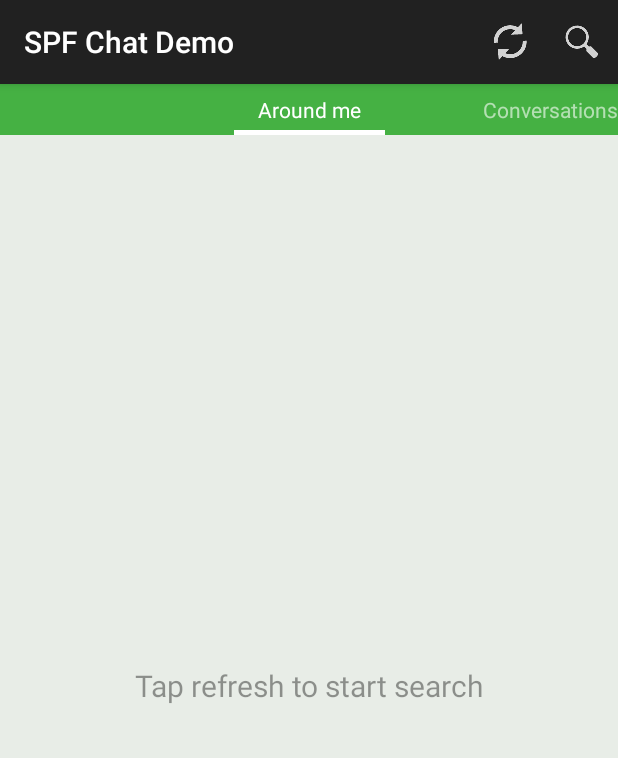
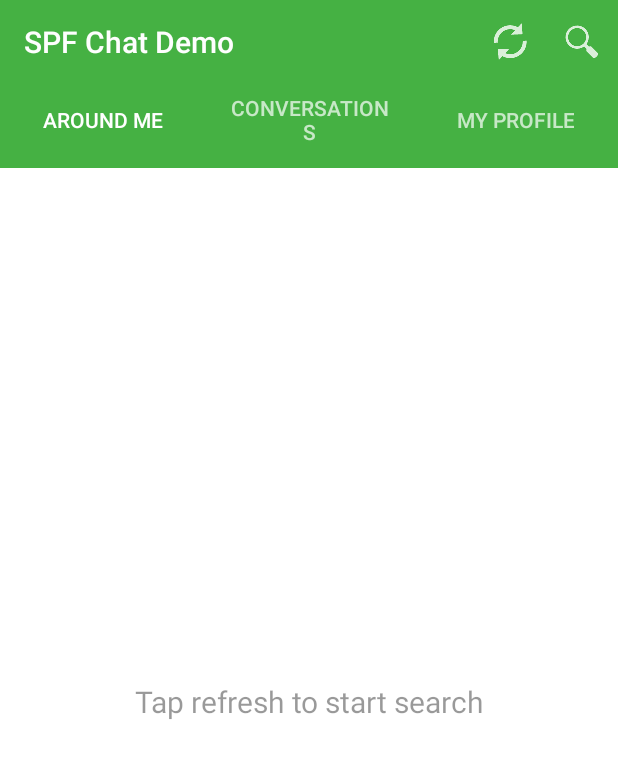
Before and after one commit to Ks89/SPF2ChatDemo, an Android app: the screen it shows after launch (MainActivity), on a phone screen of 412 x 824 dp. Shown: the top 758 px of the screen. Run offline under Robolectric (Android 15) with nearby library versions, the light colour scheme and no system bars; our stand-ins replace ButterKnife; pictures from the network do not load; 6 statements that could not run were skipped.

Commit message:
GUI is now in Material Design with toolbar, tablayout and so on

```diff
--- a/sPFChatDemo/build.gradle
+++ b/sPFChatDemo/build.gradle
@@ -46,4 +46,6 @@ dependencies {
     compile 'com.android.support:appcompat-v7:23.1.0'
     compile 'com.android.support:support-v4:23.1.0'
     compile 'com.android.support:design:23.1.0'
+
+    compile 'com.jakewharton:butterknife:7.0.1'
 }
--- a/sPFChatDemo/src/main/AndroidManifest.xml
+++ b/sPFChatDemo/src/main/AndroidManifest.xml
@@ -12,8 +12,7 @@
         <activity
             android:name=".MainActivity"
             android:icon="@drawable/activity_icon"
-            android:label="@string/app_name"
-            android:theme="@style/PlainActionBar">
+            android:label="@string/app_name">
             <intent-filter>
                 <action android:name="android.intent.action.MAIN" />
 
--- a/sPFChatDemo/src/main/java/it/polimi/spf/demo/chat/MainActivity.java
+++ b/sPFChatDemo/src/main/java/it/polimi/spf/demo/chat/MainActivity.java
@@ -21,31 +21,34 @@
 package it.polimi.spf.demo.chat;
 
 import android.content.ComponentName;
-import android.content.Context;
 import android.content.DialogInterface;
 import android.os.Bundle;
 import android.os.Handler;
 import android.os.Looper;
+import android.support.design.widget.TabLayout;
 import android.support.v4.app.Fragment;
 import android.support.v4.app.FragmentManager;
 import android.support.v4.app.FragmentPagerAdapter;
 import android.support.v4.view.ViewPager;
 import android.support.v7.app.AlertDialog;
-import android.support.v7.app.AppCompatActivity;
+import android.support.v7.widget.Toolbar;
 import android.util.Log;
 import android.view.Menu;
 import android.widget.Toast;
 
+import java.util.Locale;
 import java.util.Observable;
 import java.util.Observer;
 
+import butterknife.Bind;
+import butterknife.ButterKnife;
 import it.polimi.spf.lib.SPFPermissionManager;
 import it.polimi.spf.lib.services.SPFServiceRegistry;
 import it.polimi.spf.shared.model.Permission;
 import it.polimi.spf.shared.model.SPFActivity;
 import it.polimi.spf.shared.model.SPFError;
 
-public class MainActivity extends AppCompatActivity {
+public class MainActivity extends ToolbarActivity {
 
     private static final String TAG = "MainActivity";
     private final Handler uiHandler = new Handler(Looper.getMainLooper());
@@ -57,17 +60,61 @@ public class MainActivity extends AppCompatActivity {
         }
     };
 
+    @Bind(R.id.tab_layout)
+    TabLayout tabLayout;
+    @Bind(R.id.view_pager)
+    ViewPager mViewPager;
+    @Bind(R.id.toolbar)
+    Toolbar toolbar;
+
+
     @Override
     protected void onCreate(Bundle savedInstanceState) {
         super.onCreate(savedInstanceState);
         setContentView(R.layout.activity_main);
 
+        ButterKnife.bind(this);
+
+        super.setupToolbar(toolbar, R.string.app_name, R.color.toolbar_text_color);
+
         SPFPermissionManager.get().requirePermission(Permission.READ_LOCAL_PROFILE,
                 Permission.READ_REMOTE_PROFILES, Permission.SEARCH_SERVICE, Permission.REGISTER_SERVICES,
                 Permission.ACTIVITY_SERVICE);
 
-        ViewPager pager = (ViewPager) findViewById(R.id.main_pager);
-        pager.setAdapter(new MainPagerAdapter(this, getSupportFragmentManager()));
+
+        String[] mPageTitles = this.getResources().getStringArray(R.array.main_section_titles);
+
+        tabLayout.removeAllTabs();
+        tabLayout.addTab(tabLayout.newTab().setText(mPageTitles[0].toUpperCase(Locale.getDefault())));
+        tabLayout.addTab(tabLayout.newTab().setText(mPageTitles[1].toUpperCase(Locale.getDefault())));
+        tabLayout.addTab(tabLayout.newTab().setText(mPageTitles[2].toUpperCase(Locale.getDefault())));
+
+        MainPagerAdapter mPagerAdapter = new MainPagerAdapter(getSupportFragmentManager(), tabLayout.getTabCount());
+
+        mViewPager.setAdapter(mPagerAdapter);
+        mViewPager.addOnPageChangeListener(new TabLayout.TabLayoutOnPageChangeListener(tabLayout));
+        tabLayout.setOnTabSelectedListener(new TabLayout.OnTabSelectedListener() {
+            @Override
+            public void onTabSelected(TabLayout.Tab tab) {
+                mViewPager.setCurrentItem(tab.getPosition());
+            }
+
+            @Override
+            public void onTabUnselected(TabLayout.Tab tab) {
+            }
+
+            @Override
+            public void onTabReselected(TabLayout.Tab tab) {
+            }
+        });
+
+        tabLayout.post(new Runnable() {
+            @Override
+            public void run() {
+                tabLayout.setTabMode(TabLayout.MODE_FIXED);
+                tabLayout.setTabGravity(TabLayout.GRAVITY_FILL);
+            }
+        });
 
         Log.d(TAG, "ServiceComponentName: \"" + new ComponentName(this, ProximityServiceImpl.class).flattenToString() + "\"");
 
@@ -157,14 +204,11 @@ public class MainActivity extends AppCompatActivity {
     }
 
     private static class MainPagerAdapter extends FragmentPagerAdapter {
+        private int mNumOfTabs;
 
-        private final static int PAGE_COUNT = 3;
-
-        private final String[] mPageTitles;
-
-        private MainPagerAdapter(Context c, FragmentManager fm) {
+        private MainPagerAdapter(FragmentManager fm, int mNumOfTabs) {
             super(fm);
-            this.mPageTitles = c.getResources().getStringArray(R.array.main_section_titles);
+            this.mNumOfTabs = mNumOfTabs;
         }
 
         @Override
@@ -178,18 +222,13 @@ public class MainActivity extends AppCompatActivity {
                     return ProfileFragment.forSelfProfile();
 
                 default:
-                    throw new IndexOutOfBoundsException("Requested page " + i + ", total " + PAGE_COUNT);
+                    throw new IndexOutOfBoundsException("Requested page " + i + ", total " + mNumOfTabs);
             }
         }
 
         @Override
-        public CharSequence getPageTitle(int position) {
-            return mPageTitles[position];
-        }
-
-        @Override
         public int getCount() {
-            return PAGE_COUNT;
+            return mNumOfTabs;
         }
     }
 }
--- /dev/null
+++ b/sPFChatDemo/src/main/java/it/polimi/spf/demo/chat/ToolbarActivity.java
@@ -0,0 +1,48 @@
+/*
+ * Copyright 2015 Stefano Cappa
+ *
+ * This file is part of SPF.
+ *
+ * SPF is free software: you can redistribute it and/or modify it under the
+ * terms of the GNU Lesser General Public License as published by the Free
+ * Software Foundation, either version 3 of the License, or (at your option)
+ * any later version.
+ *
+ * SPF is distributed in the hope that it will be useful, but WITHOUT ANY
+ * WARRANTY; without even the implied warranty of MERCHANTABILITY or FITNESS
+ * FOR A PARTICULAR PURPOSE. See the GNU Lesser General Public License for
+ * more details.
+ *
+ * You should have received a copy of the GNU Lesser General Public License
+ * along with SPF.  If not, see <http://www.gnu.org/licenses/>.
+ *
+ */
+package it.polimi.spf.demo.chat;
+
+import android.support.v7.app.AppCompatActivity;
+import android.support.v7.widget.Toolbar;
+
+/**
+ * Created by Stefano Cappa on 19/10/15.
+ */
+public abstract class ToolbarActivity extends AppCompatActivity {
+
+    protected void setupToolbar(Toolbar toolbar, int titleStringId, int colorId) {
+        if (toolbar != null) {
+            toolbar.setTitle(this.getResources().getString(titleStringId));
+            toolbar.setTitleTextColor(this.getResources().getColor(colorId));
+            this.setSupportActionBar(toolbar);
+        }
+    }
+
+    protected void setupToolbarWithHomeIcon(Toolbar toolbar, int titleStringId, int colorId) {
+        if (toolbar != null) {
+            toolbar.setTitle(this.getResources().getString(titleStringId));
+            toolbar.setTitleTextColor(this.getResources().getColor(colorId));
+            this.setSupportActionBar(toolbar);
+            if (getSupportActionBar() != null) {
+                getSupportActionBar().setDisplayHomeAsUpEnabled(true);
+            }
+        }
+    }
+}
--- a/sPFChatDemo/src/main/res/drawable/actionbar_background.xml
+++ b/sPFChatDemo/src/main/res/drawable/actionbar_background.xml
@@ -1,8 +1,8 @@
 <?xml version="1.0" encoding="utf-8"?>
-<layer-list xmlns:android="http://schemas.android.com/apk/res/android" >
+<layer-list xmlns:android="http://schemas.android.com/apk/res/android">
     <item>
         <shape>
-            <solid android:color="@color/highlight" />
+            <solid android:color="@color/green" />
         </shape>
     </item>
     <item>
@@ -10,7 +10,7 @@
             android:insetBottom="0dp"
             android:insetLeft="-2dp"
             android:insetRight="-2dp"
-            android:insetTop="-2dp" >
+            android:insetTop="-2dp">
             <shape>
                 <stroke
                     android:width="2dp"
--- a/sPFChatDemo/src/main/res/drawable/unread_count_background.xml
+++ b/sPFChatDemo/src/main/res/drawable/unread_count_background.xml
@@ -2,6 +2,6 @@
 <shape xmlns:android="http://schemas.android.com/apk/res/android"
     android:shape="oval" >
 
-    <solid android:color="@color/highlight" />
+    <solid android:color="@color/green" />
 
 </shape>
--- a/sPFChatDemo/src/main/res/layout/activity_main.xml
+++ b/sPFChatDemo/src/main/res/layout/activity_main.xml
@@ -3,23 +3,25 @@
     android:layout_width="match_parent"
     android:layout_height="match_parent"
     android:orientation="vertical"
-    tools:context=".MainActivity" >
+    tools:context=".MainActivity">
+
+    <include layout="@layout/toolbar" />
+
+    <android.support.design.widget.TabLayout
+        android:id="@+id/tab_layout"
+        android:layout_width="match_parent"
+        android:layout_height="wrap_content"
+        android:layout_gravity="center_horizontal"
+        android:background="@color/tab_background"
+        android:maxHeight="5dp"
+        android:minHeight="?attr/actionBarSize"
+        android:textColor="@color/tab_foreground"
+        android:theme="@style/ThemeOverlay.AppCompat.Dark.ActionBar" />
 
     <android.support.v4.view.ViewPager
-        android:id="@+id/main_pager"
+        android:id="@+id/view_pager"
         android:layout_width="match_parent"
-        android:layout_height="0dp"
-        android:layout_weight="1" >
-
-        <android.support.v4.view.PagerTabStrip
-            android:id="@+id/pager_tab_strip"
-            android:layout_width="match_parent"
-            android:layout_height="wrap_content"
-            android:layout_gravity="top"
-            android:background="@color/highlight"
-            android:paddingBottom="7dp"
-            android:paddingTop="7dp"
-            android:textColor="#fff" />
-    </android.support.v4.view.ViewPager>
+        android:layout_height="match_parent"
+        android:background="@android:color/white" />
 
 </LinearLayout>
--- a/sPFChatDemo/src/main/res/layout/fragment_people.xml
+++ b/sPFChatDemo/src/main/res/layout/fragment_people.xml
@@ -1,24 +1,21 @@
 <?xml version="1.0" encoding="utf-8"?>
-
 <LinearLayout xmlns:android="http://schemas.android.com/apk/res/android"
-              android:orientation="vertical"
-              android:layout_width="match_parent"
-              android:background="@color/darker_background"
-              android:layout_height="match_parent">
+    android:layout_width="match_parent"
+    android:layout_height="match_parent"
+    android:orientation="vertical">
 
     <ListView
         android:id="@+id/people_list"
         android:layout_width="match_parent"
         android:layout_height="match_parent"
-        android:visibility="gone"/>
+        android:visibility="gone" />
 
     <TextView
+        android:id="@+id/people_list_empty"
         style="@style/emptyMessage"
-        android:id="@+id/people_list_empty"
         android:layout_width="match_parent"
         android:layout_height="match_parent"
-        android:text="@string/people_search_intro"
         android:gravity="center"
-        />
+        android:text="@string/people_search_intro" />
 
 </LinearLayout>
--- a/sPFChatDemo/src/main/res/layout/fragment_profile.xml
+++ b/sPFChatDemo/src/main/res/layout/fragment_profile.xml
@@ -3,7 +3,6 @@
 <LinearLayout xmlns:android="http://schemas.android.com/apk/res/android"
               android:orientation="vertical"
               android:padding="40dp"
-              android:background="@color/darker_background"
               android:layout_width="match_parent"
               android:layout_height="match_parent">
 
--- /dev/null
+++ b/sPFChatDemo/src/main/res/layout/toolbar.xml
@@ -0,0 +1,11 @@
+<?xml version="1.0" encoding="utf-8"?>
+<merge xmlns:android="http://schemas.android.com/apk/res/android">
+
+    <android.support.v7.widget.Toolbar
+        xmlns:app="http://schemas.android.com/apk/res-auto"
+        android:id="@+id/toolbar"
+        android:layout_width="match_parent"
+        android:layout_height="wrap_content"
+        android:minHeight="?attr/actionBarSize"
+        app:theme="@style/MyToolbarTheme" />
+</merge>
--- a/sPFChatDemo/src/main/res/values/colors.xml
+++ b/sPFChatDemo/src/main/res/values/colors.xml
@@ -1,4 +1,11 @@
 <resources>
-    <color name="highlight">#45b143</color>
-    <color name="darker_background">#e8ede7</color>
+    <color name="green">#45b143</color>
+    <color name="gray_main">#FF68676D</color>
+    <color name="white_main">#FFFEFEFE</color>
+    <color name="mid_black">#252525</color>
+
+    <color name="tab_background">@color/green</color>
+    <color name="tab_foreground">@color/white_main</color>
+    <color name="toolbar_background">@color/green</color>
+    <color name="toolbar_text_color">@color/white_main</color>
 </resources>
--- a/sPFChatDemo/src/main/res/values/styles.xml
+++ b/sPFChatDemo/src/main/res/values/styles.xml
@@ -3,15 +3,31 @@
     <!-- Base application theme. -->
     <style name="AppTheme" parent="AppTheme.Base" />
 
-    <!-- Base application theme. -->
-    <style name="AppTheme.Base" parent="Theme.AppCompat.Light.DarkActionBar">
-        <item name="android:actionBarStyle">@style/MyActionBar</item>
-        <item name="android:windowContentOverlay">@drawable/actionbar_background</item>
+    <style name="AppTheme.Base" parent="Theme.AppCompat.Light.NoActionBar">
+        <!-- Customize your theme here. -->
+        <item name="colorAccent">@color/green</item>
+        <item name="android:textColorPrimary">@color/mid_black</item>
+        <item name="android:textColorSecondary">@color/green</item>
+        <!--<item name="colorButtonNormal">@color/black</item>-->
     </style>
 
-    <style name="PlainActionBar" parent="Theme.AppCompat.Light.DarkActionBar">
-        <item name="android:actionBarStyle">@style/ActionBarPlain</item>
-        <item name="android:windowContentOverlay">@drawable/actionbar_background</item>
+    <style name="MyToolbarTheme" parent="@style/ThemeOverlay.AppCompat">
+        <item name="android:background">@color/toolbar_background</item>
+        <item name="android:textColor">@color/white_main</item>
+        <item name="android:textColorPrimary">@color/white_main</item>
+        <item name="android:textColorPrimaryInverse">@color/white_main</item>
+        <!-- color of the menu overflow icon -->
+        <item name="android:textColorSecondary">@color/white_main</item>
+
+        <!-- Menu text-->
+        <item name="actionMenuTextColor">@color/white_main</item>
+
+        <item name="drawerArrowStyle">@style/WhiteDrawerIconStyle</item>
+    </style>
+
+    <style name="WhiteDrawerIconStyle" parent="Widget.AppCompat.DrawerArrowToggle">
+        <item name="spinBars">true</item>
+        <item name="color">@android:color/white</item>
     </style>
 
     <style name="keyValueEntryKey">
@@ -30,12 +46,4 @@
         <item name="android:textSize">20sp</item>
     </style>
 
-    <style name="MyActionBar" parent="@android:style/Widget.Holo.Light.ActionBar.Solid.Inverse">
-        <item name="android:background">@drawable/actionbar_background</item>
-    </style>
-
-    <style name="ActionBarPlain" parent="@android:style/Widget.Holo.Light.ActionBar.Solid.Inverse">
-        <item name="android:background">@color/highlight</item>
-    </style>
-
 </resources>
```
Also changed, not shown: sPFChatDemo/src/main/java/it/polimi/spf/demo/chat/ConversationActivity.java (+11 -1 lines), sPFChatDemo/src/main/java/it/polimi/spf/demo/chat/QuerySettingActivity.java (+13 -3 lines), sPFChatDemo/src/main/java/it/polimi/spf/demo/chat/UserProfileActivity.java (+12 -1 lines), sPFChatDemo/src/main/res/layout/activity_conversation.xml (+13 -14 lines), sPFChatDemo/src/main/res/layout/activity_query_setting.xml (+6 -6 lines), sPFChatDemo/src/main/res/layout/activity_user_profile.xml (+12 -4 lines), sPFChatDemo/src/main/res/layout/fragment_conversation.xml (+7 -9 lines).
